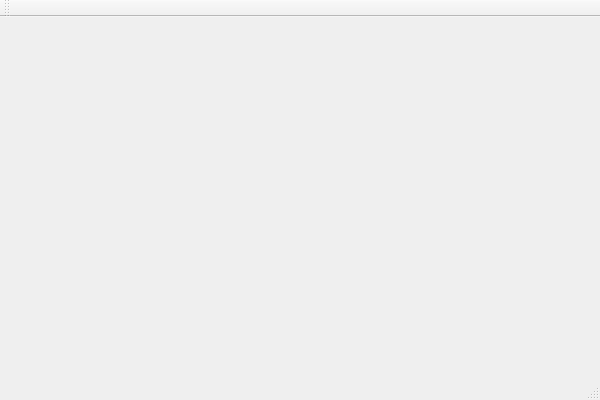
The window that pj_server/qt_server_wnd.ui (yiyilinghun/pj) describes before a commit, drawn with Qt 5.
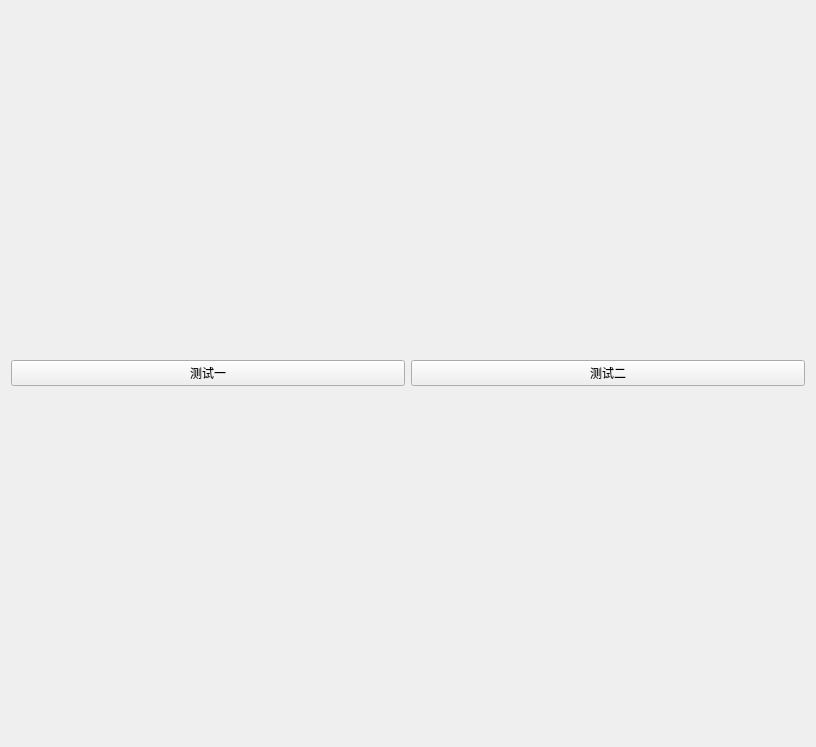
The same window after the commit.

Diff of the .ui file:
```diff
--- a/pj_server/qt_server_wnd.ui
+++ b/pj_server/qt_server_wnd.ui
@@ -6,33 +6,31 @@
    <rect>
     <x>0</x>
     <y>0</y>
-    <width>600</width>
-    <height>400</height>
+    <width>816</width>
+    <height>747</height>
    </rect>
   </property>
   <property name="windowTitle">
    <string>pj_server</string>
   </property>
-  <widget class="QWidget" name="centralWidget"/>
-  <widget class="QMenuBar" name="menuBar">
-   <property name="geometry">
-    <rect>
-     <x>0</x>
-     <y>0</y>
-     <width>600</width>
-     <height>23</height>
-    </rect>
-   </property>
+  <widget class="QWidget" name="centralWidget">
+   <layout class="QGridLayout" name="gridLayout">
+    <item row="0" column="0">
+     <widget class="QPushButton" name="testButton1">
+      <property name="text">
+       <string>测试一</string>
+      </property>
+     </widget>
+    </item>
+    <item row="0" column="1">
+     <widget class="QPushButton" name="testButton2">
+      <property name="text">
+       <string>测试二</string>
+      </property>
+     </widget>
+    </item>
+   </layout>
   </widget>
-  <widget class="QToolBar" name="mainToolBar">
-   <attribute name="toolBarArea">
-    <enum>TopToolBarArea</enum>
-   </attribute>
-   <attribute name="toolBarBreak">
-    <bool>false</bool>
-   </attribute>
-  </widget>
-  <widget class="QStatusBar" name="statusBar"/>
  </widget>
  <layoutdefault spacing="6" margin="11"/>
  <resources>
```
Left out of the diff: 41 changed lines with no effect on the pictures.
